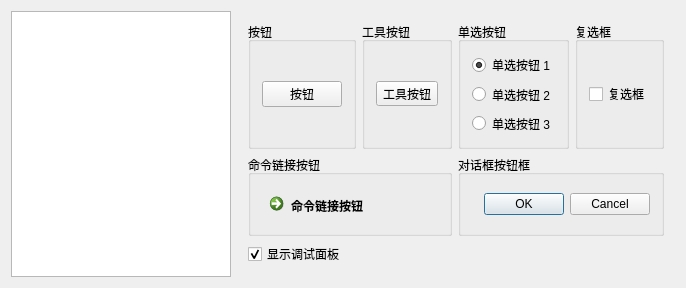
Above: rrQt/Wgt_Buttons/Dialog.ui from afoolsbag/rrCnCXX before the change. Below: the same form after it.
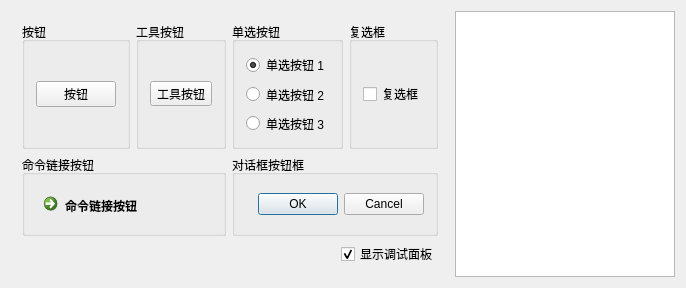
That is the form after the change.

The edit to the form file:
```diff
--- a/rrQt/Wgt_Buttons/Dialog.ui
+++ b/rrQt/Wgt_Buttons/Dialog.ui
@@ -7,20 +7,19 @@
     <x>0</x>
     <y>0</y>
     <width>686</width>
-    <height>236</height>
+    <height>243</height>
    </rect>
   </property>
+  <property name="sizePolicy">
+   <sizepolicy hsizetype="Fixed" vsizetype="Fixed">
+    <horstretch>0</horstretch>
+    <verstretch>0</verstretch>
+   </sizepolicy>
+  </property>
   <property name="windowTitle">
    <string>按钮小部件</string>
   </property>
   <layout class="QHBoxLayout" name="dialogLayout">
-   <item>
-    <widget class="QPlainTextEdit" name="debugPanel">
-     <property name="readOnly">
-      <bool>true</bool>
-     </property>
-    </widget>
-   </item>
    <item>
     <widget class="QFrame" name="widgetPanel">
      <layout class="QVBoxLayout" name="widgetPanelLayout">
@@ -158,6 +157,21 @@
        </spacer>
       </item>
       <item>
+       <layout class="QHBoxLayout" name="WS_layout">
+        <item>
+         <spacer name="WSW_spacer">
+          <property name="orientation">
+           <enum>Qt::Horizontal</enum>
+          </property>
+          <property name="sizeHint" stdset="0">
+           <size>
+            <width>40</width>
+            <height>20</height>
+           </size>
+          </property>
+         </spacer>
+        </item>
+        <item>
        <widget class="QCheckBox" name="showDebugPanel">
         <property name="text">
          <string>显示调试面板</string>
@@ -168,6 +182,15 @@
        </widget>
       </item>
      </layout>
+      </item>
+     </layout>
+    </widget>
+   </item>
+   <item>
+    <widget class="QPlainTextEdit" name="debugPanel">
+     <property name="readOnly">
+      <bool>true</bool>
+     </property>
     </widget>
    </item>
   </layout>
```
Left out of the diff: 6 changed lines with no effect on the pictures. Lines whose indentation alone changed are shown as unchanged.
